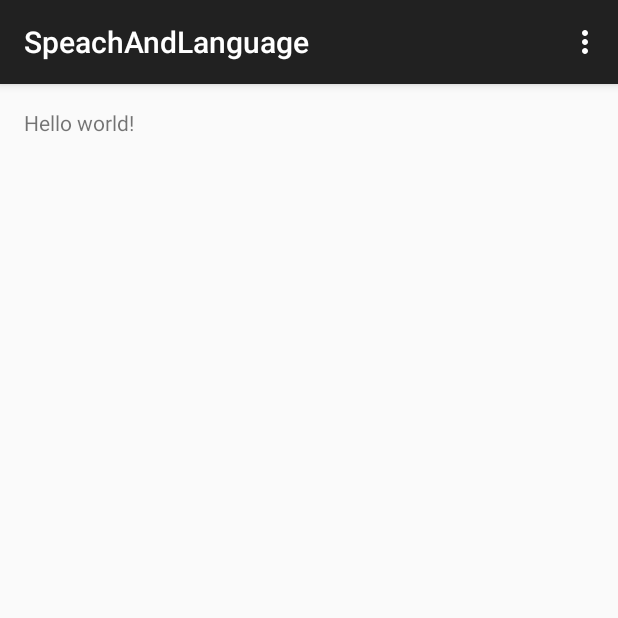
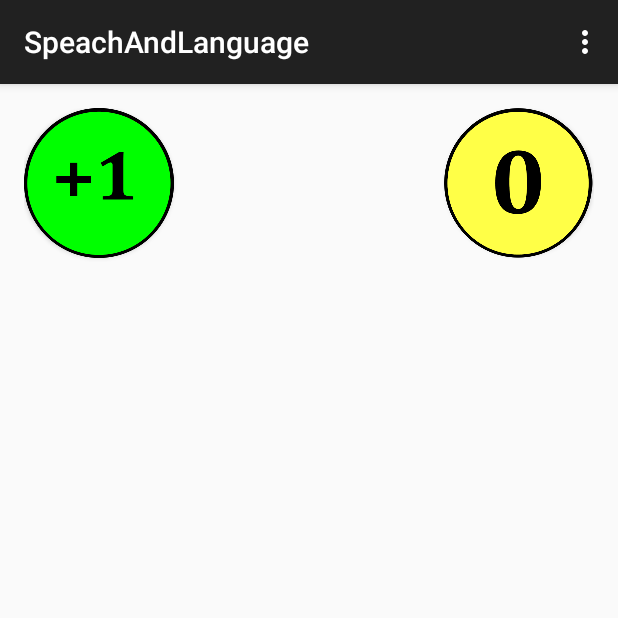
Before and after one commit to KarlClark/SpeechAndLanguageRepo, an Android app: the screen it shows after launch (FlowControlActivity), on a phone screen of 412 x 824 dp, the top half of it. Run offline under Robolectric (Android 15) with nearby library versions, the phone set to English and light mode, and no system bars.

Commit message:
add 0 and +1 default buttons as nine patch files.

```diff
--- a/app/src/main/res/layout/activity_flow_control.xml
+++ b/app/src/main/res/layout/activity_flow_control.xml
@@ -5,7 +5,21 @@
     android:paddingTop="@dimen/activity_vertical_margin"
     android:paddingBottom="@dimen/activity_vertical_margin" tools:context=".FlowControlActivity">
 
-    <TextView android:text="@string/hello_world" android:layout_width="wrap_content"
-        android:layout_height="wrap_content" />
+    <Button
+        android:layout_width="100dp"
+        android:layout_height="100dp"
+        android:id="@+id/button"
+        android:layout_alignParentTop="true"
+        android:layout_alignParentLeft="true"
+        android:layout_alignParentStart="true"
+        android:background="@drawable/button_1_default" />
 
+    <Button
+        android:layout_width="100dp"
+        android:layout_height="100dp"
+        android:id="@+id/button2"
+        android:layout_alignParentTop="true"
+        android:layout_alignParentRight="true"
+        android:layout_alignParentEnd="true"
+        android:background="@drawable/button_0_default" />
 </RelativeLayout>
```
Also changed, not shown: app/src/main/res/drawable-hdpi/button_0_default.9.png (added), app/src/main/res/drawable-hdpi/button_1_default.9.png (added), app/src/main/res/drawable-mdpi/button_0_default.9.png (added), app/src/main/res/drawable-mdpi/button_1_default.9.png (added), app/src/main/res/drawable-xhdpi/button_0_default.9.png (added), app/src/main/res/drawable-xhdpi/button_1_default.9.png (added), app/src/main/res/drawable-xxhdpi/button_0_default.9.png (added), app/src/main/res/drawable-xxhdpi/button_1_default.9.png (added).
